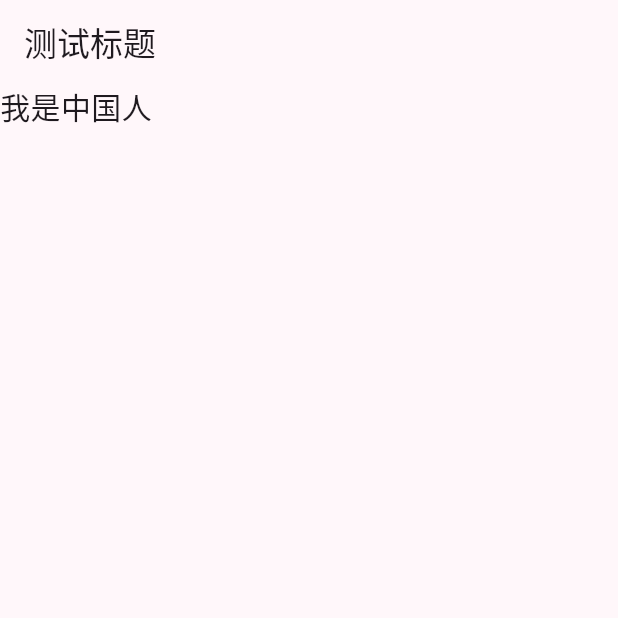
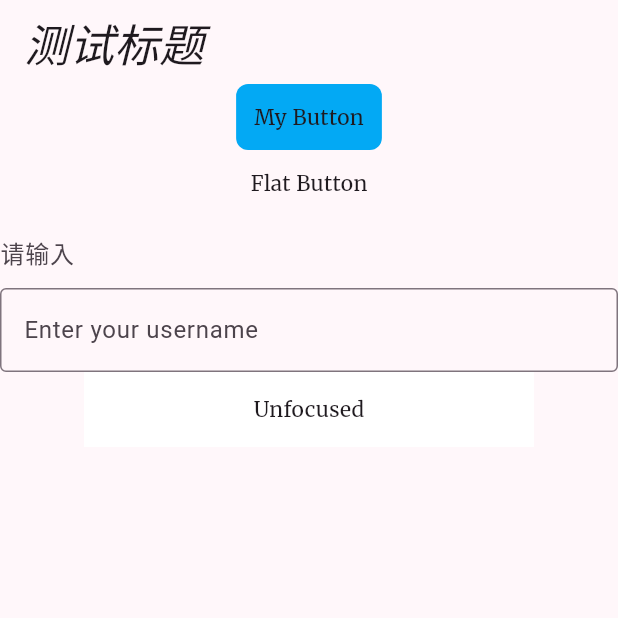
Before and after one commit to yrjwcharm/FlutterLearn, a Flutter app: the screen it shows after launch, on a phone screen of 412 x 824 dp, the top half of it. Run offline on Flutter 3.47's test engine with Material 3 defaults, Android fonts, the phone set to English and light mode, and no system bars; our stand-ins replace google_fonts.

Commit message:
fix:修复资产

```diff
--- a/lib/main.dart
+++ b/lib/main.dart
@@ -15,13 +15,27 @@ class MyApp extends StatelessWidget {
     return MaterialApp(
       title: 'Flutter Demo',
       theme: ThemeData(
-        fontFamily: 'Raleway',
         // Define the default brightness and colors.
         colorScheme: ColorScheme.fromSeed(
           seedColor: Colors.purple,
           // ···
           brightness: Brightness.light,
         ),
+        // Define the default `TextTheme`. Use this to specify the default
+        // text styling for headlines, titles, bodies of text, and more.
+        textTheme: TextTheme(
+          displayLarge: const TextStyle(
+            fontSize: 72,
+            fontWeight: FontWeight.bold,
+          ),
+          // ···
+          titleLarge: GoogleFonts.oswald(
+            fontSize: 30,
+            fontStyle: FontStyle.italic,
+          ),
+          bodyMedium: GoogleFonts.merriweather(),
+          displaySmall: GoogleFonts.pacifico(),
+        ),
       ),
       home: const MyHomePage(title: '测试标题'),
     );
--- a/lib/main/home.dart
+++ b/lib/main/home.dart
@@ -11,20 +11,83 @@ class MyHomePage extends StatefulWidget {
 
 class _MyHomePageState extends State<MyHomePage> {
   final String title;
+  final myController = TextEditingController();
 
   _MyHomePageState(this.title);
   @override
+  void dispose() {
+    myController.dispose();
+    super.dispose();
+  }
+
+  @override
   Widget build(BuildContext context) {
+    Color color = Colors.white;
+    String label = 'Unfocused';
     return Scaffold(
       appBar: AppBar(title: Text(title)),
       body: Column(
         children: [
-          Text(
-            '我是中国人',
-            style: TextStyle(
-              fontFamily: 'Raleway',
-              fontSize: 20,
-              fontStyle: FontStyle.normal,
+          GestureDetector(
+            // When the child is tapped, show a snackbar.
+            onTap: () {
+              const snackBar = SnackBar(content: Text('Tap'));
+
+              ScaffoldMessenger.of(context).showSnackBar(snackBar);
+            },
+            // The custom button
+            child: Container(
+              padding: const EdgeInsets.all(12),
+              decoration: BoxDecoration(
+                color: Colors.lightBlue,
+                borderRadius: BorderRadius.circular(8),
+              ),
+              child: const Text('My Button'),
+            ),
+          ),
+          // The InkWell wraps the custom flat button widget.
+          InkWell(
+            splashColor: Colors.transparent, // 移除点击涟漪
+            highlightColor: Colors.transparent, // 移除长按高亮
+            // When the user taps the button, show a snackbar.
+            onTap: () {
+              ScaffoldMessenger.of(
+                context,
+              ).showSnackBar(const SnackBar(content: Text('Tap')));
+            },
+            child: const Padding(
+              padding: EdgeInsets.all(12),
+              child: Text('Flat Button'),
+            ),
+          ),
+          TextField(
+            decoration: InputDecoration(
+              border: InputBorder.none,
+              hintText: '请输入',
+            ),
+          ),
+          TextFormField(
+            decoration: InputDecoration(
+              border: OutlineInputBorder(),
+              labelText: 'Enter your username',
+              hintText: 'Username',
+            ),
+          ),
+          Focus(
+            onFocusChange: (focused) {
+              setState(() {
+                color = focused ? Colors.black26 : Colors.white;
+                label = focused ? 'Focused' : 'Unfocused';
+              });
+            },
+            child: Center(
+              child: Container(
+                width: 300,
+                height: 50,
+                alignment: Alignment.center,
+                color: color,
+                child: Text(label),
+              ),
             ),
           ),
         ],
```
